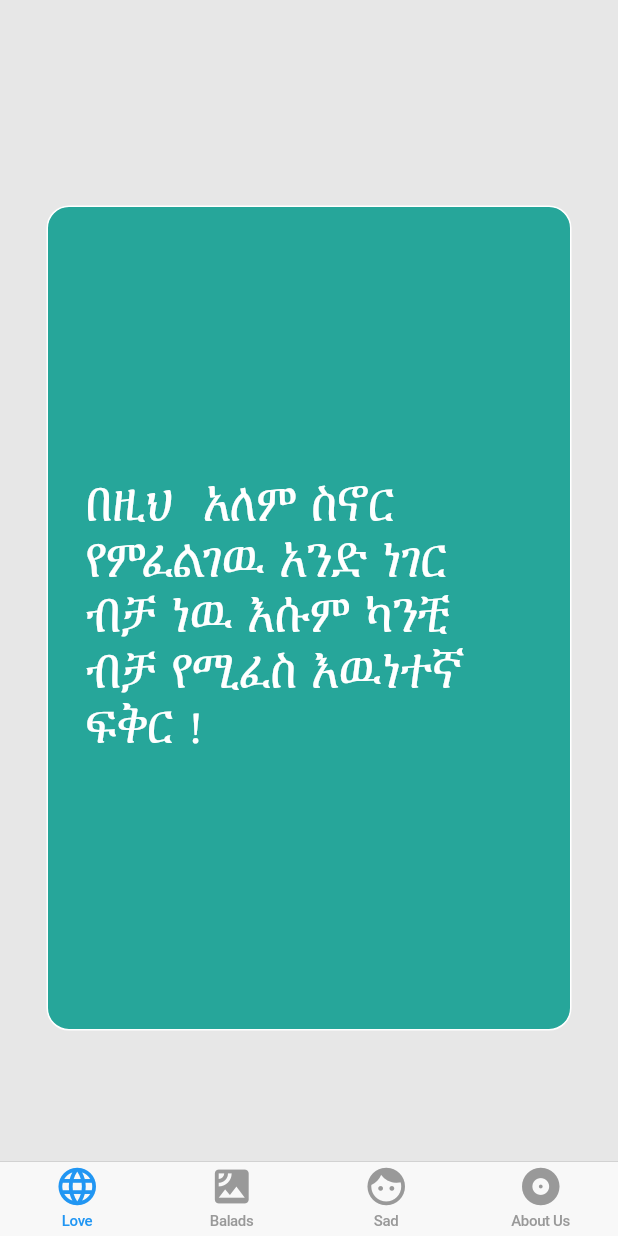
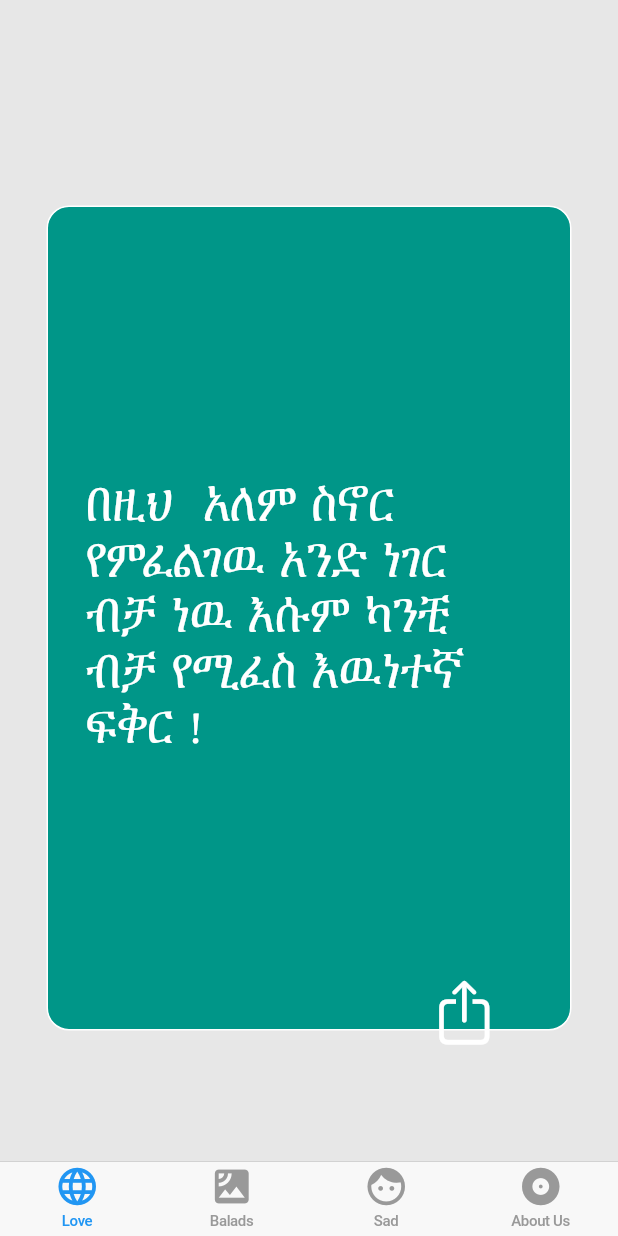
Before and after one commit to hailemix/EnenaAnchi_Flutter, a Flutter app: the screen it shows after launch, on a phone screen of 412 x 824 dp. Run offline on Flutter 3.47's test engine with Material 2 defaults, Android fonts, the phone set to English and light mode, and no system bars; our stand-ins replace simple_animations.

Commit message:
Empty Share button is added

```diff
--- a/lib/main.dart
+++ b/lib/main.dart
@@ -32,7 +32,7 @@ class MyHomePage extends StatefulWidget {
 class MyHomePageState extends State<MyHomePage> {
 
     List<BottomNavigationBarItem> bottomIcons;
-    List containerColor = [Colors.teal[400],Colors.blueGrey,Colors.brown[300],Colors.white];
+    List containerColor = [Colors.teal[500],Colors.blueGrey,Colors.brown[300],Colors.white];
     var finalContent = '';
 
 
@@ -123,13 +123,31 @@ class MyHomePageState extends State<MyHomePage> {
                        }
                        return Center(child: CircularProgressIndicator());
               }
-   ))
+   )),
+   tabPosition != 3 ? Column(
+     mainAxisAlignment: MainAxisAlignment.end,
+     children: <Widget>[
+       Padding(
+         padding: const EdgeInsets.only(right: 60,bottom: 110),
+         child: Row(
+           crossAxisAlignment: CrossAxisAlignment.end,
+           mainAxisAlignment: MainAxisAlignment.end,
+           children: <Widget>[
+            CupertinoButton(child: Icon(CupertinoIcons.share,color: Colors.white,size: 45.0,),onPressed: (){
+              // TODO
+            },)
+           ],
+         ),
+       ),
+     ],
+   ) : Container(),
                ],
              );
            },
          );
        },
 
+
     );
 
   }
```
